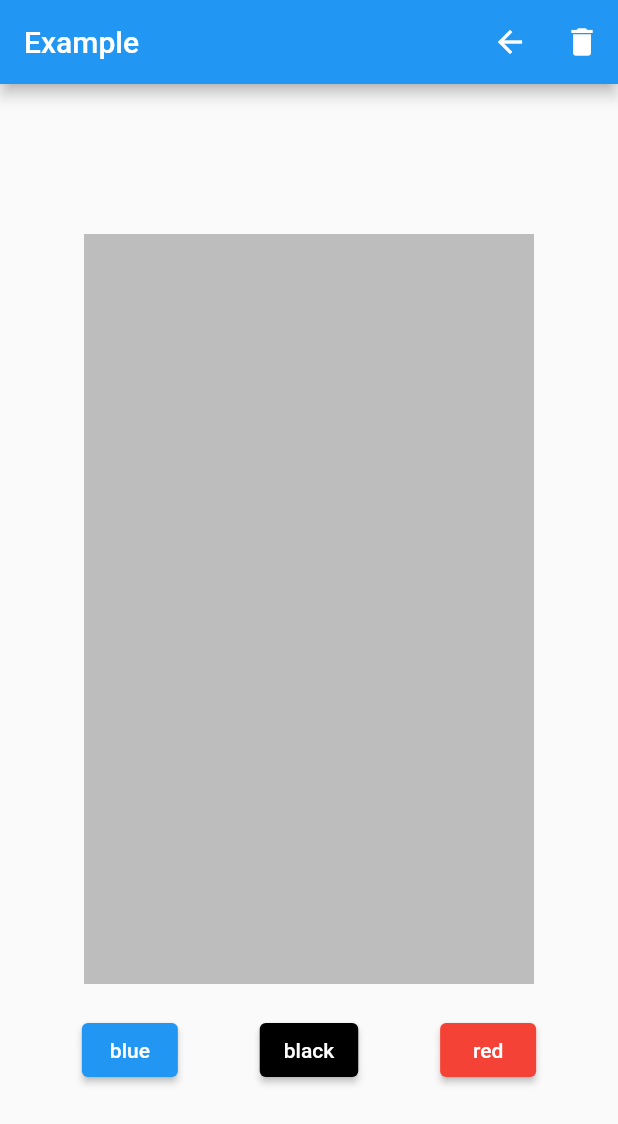
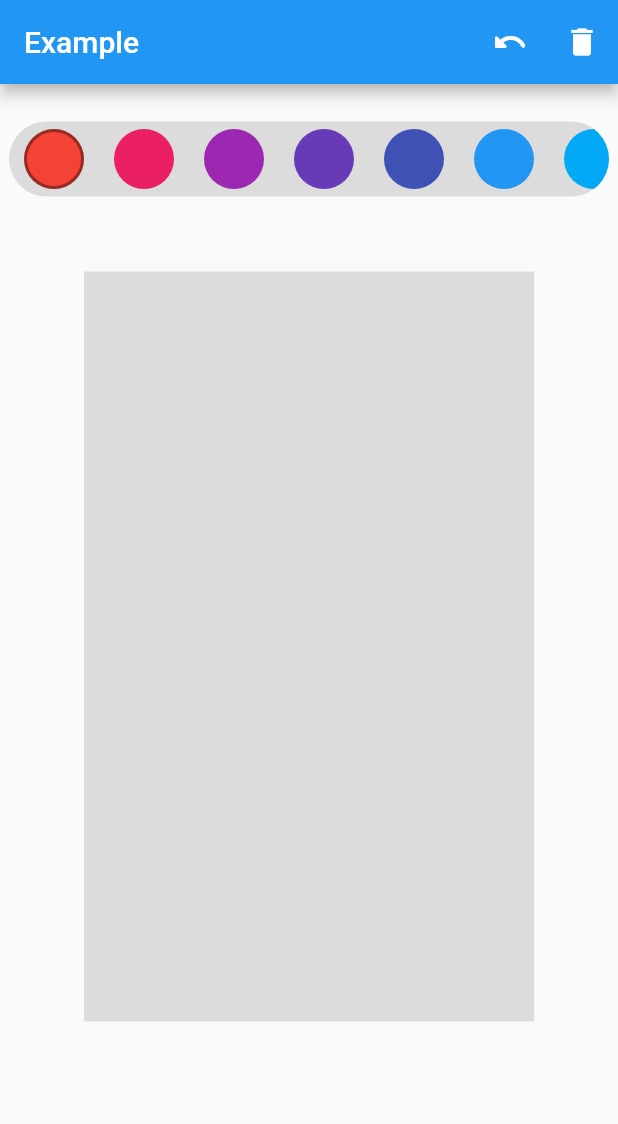
Before and after one commit to vieiragabrielalessio/flutter_painting_tools, a Flutter app: the screen it shows after launch, on a phone screen of 412 x 824 dp. Shown: the top 1124 px of the screen. Run offline on Flutter 3.47's test engine with Material 2 defaults, Android fonts, the phone set to English and light mode, and no system bars.

Commit message:
updated main example

```diff
--- a/example/lib/main.dart
+++ b/example/lib/main.dart
@@ -49,8 +49,9 @@ class _HomeScreenState extends State<HomeScreen> {
         title: const Text('Example'),
         actions: [
           IconButton(
+            // delete last line when this button is pressed
             onPressed: () => controller.deleteLastLine(),
-            icon: const Icon(Icons.arrow_back),
+            icon: const Icon(Icons.undo_rounded),
           ),
           IconButton(
             // Delete everything inside the board when this button is pressed
@@ -60,48 +61,29 @@ class _HomeScreenState extends State<HomeScreen> {
         ],
       ),
       body: Column(
-        mainAxisAlignment: MainAxisAlignment.center,
+        mainAxisAlignment: MainAxisAlignment.start,
         crossAxisAlignment: CrossAxisAlignment.center,
         children: [
+          const SizedBox(height: 25),
+          PaintingColorBar(
+            controller: controller, // use here the controller defined before
+            paintingColorBarMargin: const EdgeInsets.symmetric(horizontal: 6),
+            colorsType: ColorsType.material,
+            onTap: (Color color) {
+              // do your logic here with the pressed color, for example change the color of the brush
+              print('tapped color: $color');
+              controller.changeBrushColor(color);
+            },
+          ),
+          const SizedBox(height: 50),
           Center(
             // Use here the PaintingBoard
             child: PaintingBoard(
               boardHeight: 500,
               boardWidth: 300,
-              boardBackgroundColor: Colors.grey[400],
-              controller: controller,
+              controller: controller, // use here the controller
             ),
           ),
-          const SizedBox(height: 20),
-          Row(
-            mainAxisAlignment: MainAxisAlignment.spaceEvenly,
-            children: [
-              ElevatedButton(
-                // Change the color of the "brush"
-                onPressed: () => controller.changeBrushColor(Colors.blue),
-                style: ButtonStyle(
-                  backgroundColor: MaterialStateProperty.all(Colors.blue),
-                ),
-                child: const Text('blue'),
-              ),
-              ElevatedButton(
-                // Change the color of the "brush"
-                onPressed: () => controller.changeBrushColor(Colors.black),
-                style: ButtonStyle(
-                  backgroundColor: MaterialStateProperty.all(Colors.black),
-                ),
-                child: const Text('black'),
-              ),
-              ElevatedButton(
-                // Change the color of the "brush"
-                onPressed: () => controller.changeBrushColor(Colors.red),
-                style: ButtonStyle(
-                  backgroundColor: MaterialStateProperty.all(Colors.red),
-                ),
-                child: const Text('red'),
-              ),
-            ],
-          )
         ],
       ),
     );
```
